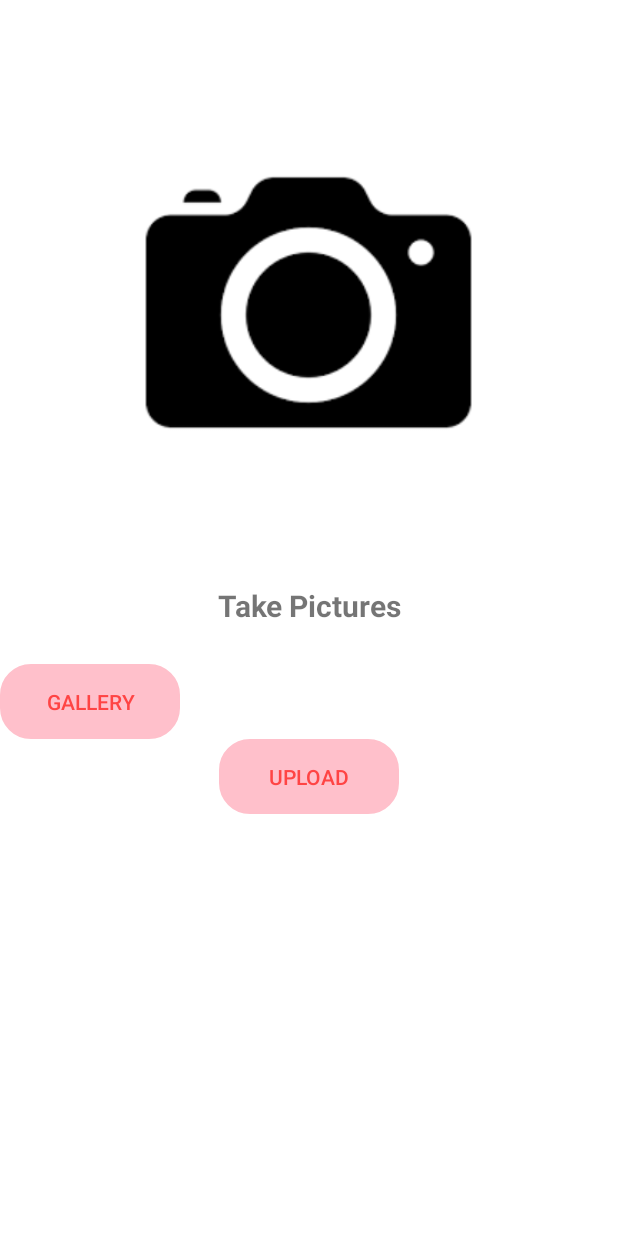
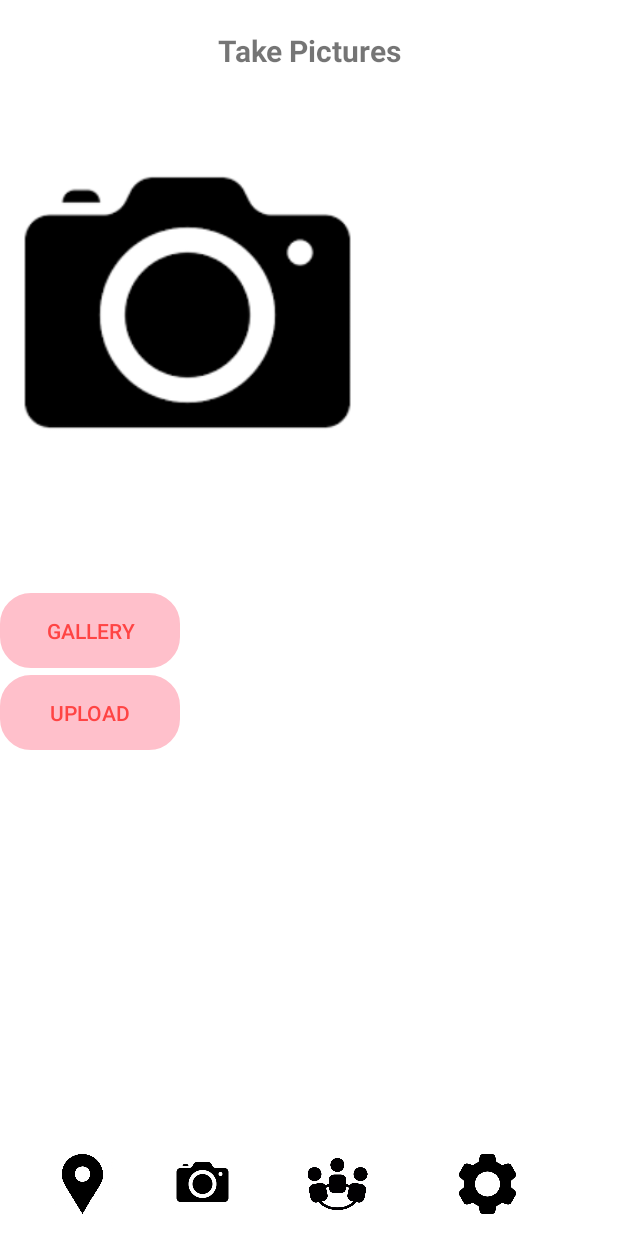
Before and after one commit to Sohilupadhyay044/OpenApp, an Android app: the layout activity_camactivity.xml on its own in the app's theme, with its tools: preview values and no code run, on a phone screen of 412 x 824 dp. Run offline under Robolectric (Android 15) with nearby library versions, the light colour scheme and no system bars.

Commit message:
Botton Nav Done

```diff
--- a/app/build.gradle
+++ b/app/build.gradle
@@ -30,6 +30,7 @@ dependencies {
     implementation 'com.google.firebase:firebase-storage:17.0.0'
     implementation 'com.google.firebase:firebase-auth:17.0.0'
     implementation 'com.google.firebase:firebase-database:17.0.0'
+    implementation 'androidx.legacy:legacy-support-v4:1.0.0'
     testImplementation 'junit:junit:4.12'
     androidTestImplementation 'androidx.test:runner:1.2.0'
     implementation 'com.squareup.picasso:picasso:2.71828'
--- a/app/src/main/AndroidManifest.xml
+++ b/app/src/main/AndroidManifest.xml
@@ -1,7 +1,6 @@
 <?xml version="1.0" encoding="utf-8"?>
 <manifest xmlns:android="http://schemas.android.com/apk/res/android"
     package="com.example.openapp">
-
     <!--
          The ACCESS_COARSE/FINE_LOCATION permissions are not required to use
          Google Maps Android API v2, but you must specify either coarse or fine
@@ -18,7 +17,8 @@
         android:roundIcon="@mipmap/ic_launcher_round"
         android:supportsRtl="true"
         android:theme="@style/AppTheme">
-
+        <activity android:name=".SettingActivity"></activity>
+        <activity android:name=".CommunityActivity" />
         <!--
              The API key for Google Maps-based APIs is defined as a string resource.
              (See the file "res/values/google_maps_api.xml").
--- a/app/src/main/java/com/example/openapp/Main2Activity.java
+++ b/app/src/main/java/com/example/openapp/Main2Activity.java
@@ -15,7 +15,7 @@ public class Main2Activity extends AppCompatActivity {
     }
 
     public void Lets( View view ) {
-        Intent intent = new Intent(getApplicationContext(),InstallActivity.class);
+        Intent intent = new Intent(getApplicationContext(),GpsActivity.class);
         startActivity(intent);
         finish();
     }
--- a/app/src/main/res/layout/activity_camactivity.xml
+++ b/app/src/main/res/layout/activity_camactivity.xml
@@ -1,10 +1,11 @@
 <?xml version="1.0" encoding="utf-8"?>
-<LinearLayout xmlns:android="http://schemas.android.com/apk/res/android"
+<RelativeLayout xmlns:android="http://schemas.android.com/apk/res/android"
     xmlns:app="http://schemas.android.com/apk/res-auto"
     xmlns:tools="http://schemas.android.com/tools"
     android:layout_width="match_parent"
     android:layout_height="match_parent"
     android:weightSum="5"
+    android:id="@+id/flContainer"
     android:orientation="vertical"
     android:background="#fff"
     tools:context=".camactivity">
@@ -14,11 +15,11 @@
 
         android:id="@+id/imageView2"
         android:layout_width="250dp"
+        android:onClick="OpenApp"
         android:layout_height="320dp"
         android:layout_gravity="center"
         android:layout_marginTop="50dp"
         android:background="@drawable/cam"
-        android:onClick="OpenApp"
         android:src="@drawable/cam" />
 
     <TextView
@@ -38,7 +39,7 @@
         android:textColor="@android:color/holo_red_light"
         android:backgroundTint="#ffc0cb"
         android:enabled="false"
-        android:layout_marginTop="25dp"
+        android:layout_marginTop="395dp"
         android:background="@drawable/btn_bg"
         android:onClick="Gallery"
         android:text="GALLERY"/>
@@ -49,6 +50,7 @@
         android:layout_height="50dp"
         android:layout_gravity="center"
         android:backgroundTint="#ffc0cb"
+        android:layout_marginTop="450dp"
         android:enabled="false"
         android:textColor="@android:color/holo_red_light"
         android:background="@drawable/btn_bg"
@@ -66,4 +68,56 @@
         android:background="@drawable/btn_bg"
         android:onClick="cnext"
         android:text="next"/>
-</LinearLayout>
+
+    <RelativeLayout
+       android:layout_alignParentBottom="true"
+        android:layout_width="match_parent"
+        android:layout_height="80dp">
+
+        <TextView
+            android:layout_width="match_parent"
+            android:layout_height="70dp"
+            android:layout_marginTop="10dp"
+            android:paddingTop="4dp"
+            android:paddingStart="50dp"
+            android:textStyle="bold"
+            android:textColor="#9400D3"
+            android:textSize="18sp"
+            />
+
+        <ImageView
+            android:layout_marginLeft="30dp"
+            android:layout_width="50dp"
+            android:onClick="MapIcon"
+            android:src="@drawable/location"
+            android:layout_height="40dp"
+            android:layout_marginTop="25dp"/>
+
+        <ImageView
+            android:layout_marginLeft="110dp"
+            android:layout_width="50dp"
+
+            android:layout_height="40dp"
+            android:src="@drawable/cam"
+            android:layout_marginTop="25dp"/>
+
+        <ImageView
+            android:layout_marginLeft="200dp"
+            android:layout_width="50dp"
+           android:onClick="CommunityActivity"
+            android:src="@drawable/community"
+            android:layout_height="40dp"
+            android:layout_marginTop="25dp"/>
+
+
+        <ImageView
+            android:layout_marginLeft="300dp"
+            android:layout_width="50dp"
+            android:onClick="SettingIcon"
+            android:src="@drawable/settings"
+            android:layout_height="40dp"
+            android:layout_marginTop="25dp"/>
+
+    </RelativeLayout>
+
+</RelativeLayout>
--- a/app/src/main/res/values/strings.xml
+++ b/app/src/main/res/values/strings.xml
@@ -2,4 +2,6 @@
     <string name="app_name">Potspot Application</string>
     <string name="title_activity_maps">Map</string>
     <string name="title_activity_retrive_map">Map</string>
+    <!-- TODO: Remove or change this placeholder text -->
+    <string name="hello_blank_fragment">Hello blank fragment</string>
 </resources>
```
Also changed, not shown: app/src/main/java/com/example/openapp/CommunityActivity.java (added, +29 -0 lines), app/src/main/java/com/example/openapp/GpsActivity.java (+113 -104 lines), app/src/main/java/com/example/openapp/InstallActivity.java (+6 -9 lines), app/src/main/java/com/example/openapp/SettingActivity.java (added, +32 -0 lines), app/src/main/java/com/example/openapp/camactivity.java (+22 -2 lines), app/src/main/res/layout/activity_community.xml (added, +60 -0 lines), app/src/main/res/layout/activity_gps.xml (+99 -49 lines), app/src/main/res/layout/activity_setting.xml (added, +59 -0 lines), app/src/main/res/drawable/community.png (added), app/src/main/res/drawable/settings.png (added).
